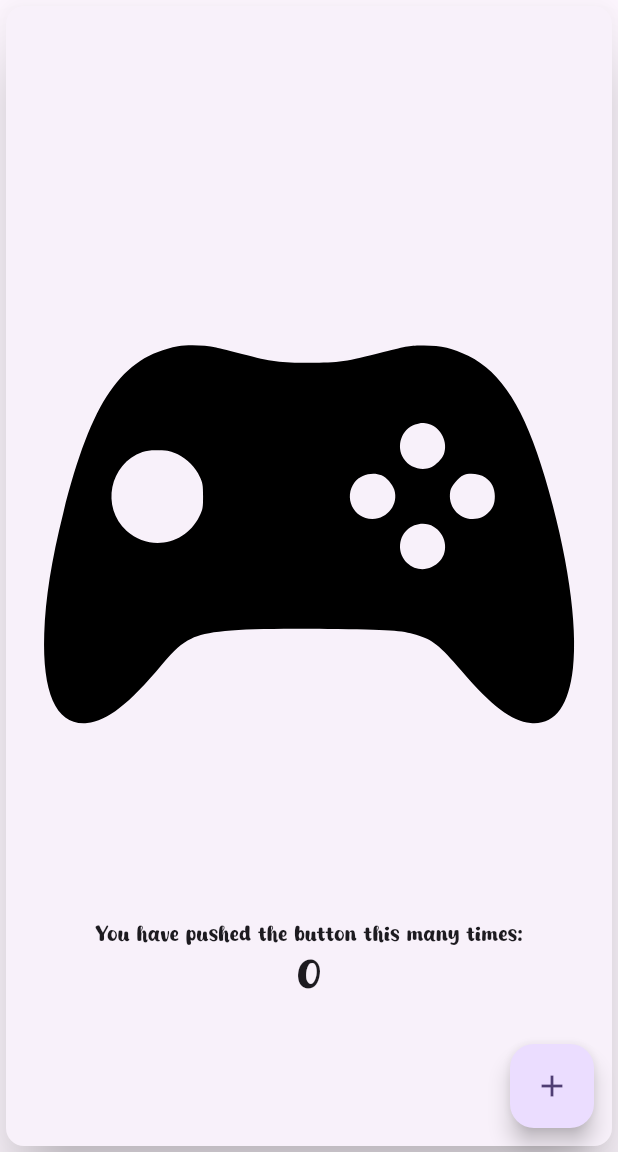
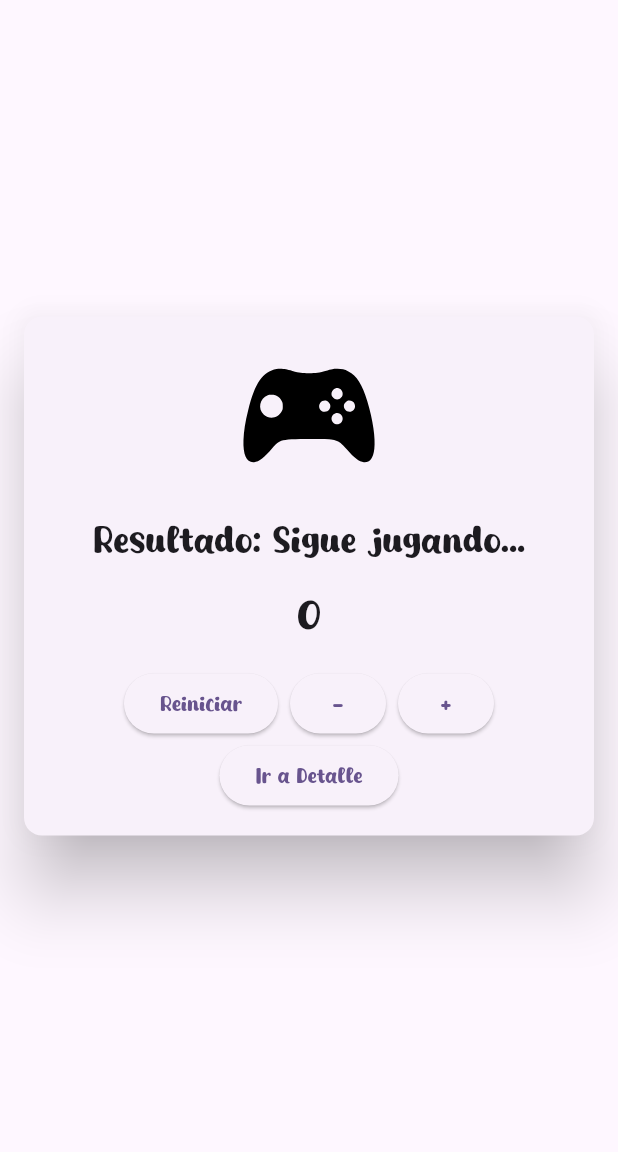
Before and after one commit to Chocoharu/3479A321_2022479044, a Flutter app: the screen it shows after launch, on a phone screen of 412 x 824 dp, the part 84-1236 px from its top. Run offline on Flutter 3.47's test engine with Material 3 defaults, Android fonts, the phone set to English and light mode, and no system bars; our stand-ins replace flutter_svg, logger.

Commit message:
Laboratorio 3 terminado

```diff
--- a/lib/pages/home_page.dart
+++ b/lib/pages/home_page.dart
@@ -1,20 +1,13 @@
 import 'package:flutter/material.dart';
 import 'package:logger/logger.dart';
 import 'package:flutter_svg/flutter_svg.dart';
+import 'detail_page.dart';
+//import 'about_page.dart';
 
 final logger = Logger();
 
 class MyHomePage extends StatefulWidget {
   const MyHomePage({super.key, required this.title});
-
-  // This widget is the home page of your application. It is stateful, meaning
-  // that it has a State object (defined below) that contains fields that affect
-  // how it looks.
-
-  // This class is the configuration for the state. It holds the values (in this
-  // case the title) provided by the parent (in this case the App widget) and
-  // used by the build method of the State. Fields in a Widget subclass are
-  // always marked "final".
 
   final String title;
 
@@ -27,77 +20,124 @@ class _MyHomePageState extends State<MyHomePage> {
 
   void _incrementCounter() {
     setState(() {
-      // This call to setState tells the Flutter framework that something has
-      // changed in this State, which causes it to rerun the build method below
-      // so that the display can reflect the updated values. If we changed
-      // _counter without calling setState(), then the build method would not be
-      // called again, and so nothing would appear to happen.
       _counter++;
     });
+  }
+  void _decrementCounter() {
+    setState(() {
+      if (_counter > 0) _counter--;
+    });
+  }
+  void _resetCounter() {
+    setState(() {
+      _counter = 0;
+    });
+  }
+  String _getResultMessage() {
+    if (_counter >= 10) {
+      return 'Victoria';
+    } else if (_counter == 5) {
+      return 'Derrota';
+    } else {
+      return 'Sigue jugando...';
+    }
+  }
+  Widget _getResultIcon(){
+    if(_counter==5){
+      return SvgPicture.asset(
+        'asset/icons/Defeat.svg',
+        semanticsLabel: 'Acme Logo',
+        height: 100,
+      );
+    }else if(_counter >=10 )
+    {
+      return  SvgPicture.asset(
+        'asset/icons/Victory.svg',
+        semanticsLabel: 'Acme Logo',
+        height: 100,
+      );
+    }else{
+      return SvgPicture.asset(
+        'asset/icons/GameIcon.svg',
+        semanticsLabel: 'Acme Logo',
+        height: 100,
+      );
+    }
   }
 
     @override
   Widget build(BuildContext context) {
     logger.i("MyHomePage is working!");
-    // This method is rerun every time setState is called, for instance as done
-    // by the _incrementCounter method above.
-    //
-    // The Flutter framework has been optimized to make rerunning build methods
-    // fast, so that you can just rebuild anything that needs updating rather
-    // than having to individually change instances of widgets.
     return Scaffold(
       appBar: AppBar(
-        // TRY THIS: Try changing the color here to a specific color (to
-        // Colors.amber, perhaps?) and trigger a hot reload to see the AppBar
-        // change color while the other colors stay the same.
         backgroundColor: Theme.of(context).colorScheme.inversePrimary,
-        // Here we take the value from the MyHomePage object that was created by
-        // the App.build method, and use it to set our appbar title.
         title: Text(widget.title),
       ),
       body: Center(
-        // Center is a layout widget. It takes a single child and positions it
-        // in the middle of the parent.
         child: Card(
           elevation: 20,
+          margin: const EdgeInsets.all(16.0),
+          child: Padding(
+            padding: const EdgeInsets.all(16.0),
             child: Column(
-
-            // Column is also a layout widget. It takes a list of children and
-            // arranges them vertically. By default, it sizes itself to fit its
-            // children horizontally, and tries to be as tall as its parent.
-            //
-            // Column has various properties to control how it sizes itself and
-            // how it positions its children. Here we use mainAxisAlignment to
-            // center the children vertically; the main axis here is the vertical
-            // axis because Columns are vertical (the cross axis would be
-            // horizontal).
-            //
-            // TRY THIS: Invoke "debug painting" (choose the "Toggle Debug Paint"
-            // action in the IDE, or press "p" in the console), to see the
-            // wireframe for each widget.
-            mainAxisAlignment: MainAxisAlignment.center,
+              mainAxisSize: MainAxisSize.min,
               children: <Widget>[
-              SvgPicture.asset(
-                'asset/icons/GameIcon.svg',
-                semanticsLabel: 'Acme Logo'
+                _getResultIcon(),
+                const SizedBox(height: 16.0),
+                Text(
+                  'Resultado: ${_getResultMessage()}',
+                  style: const TextStyle(
+                    fontFamily: 'Choco Shake',
+                    fontSize: 24,
                   ),
-              const Text(
-                'You have pushed the button this many times:',
-                style: TextStyle( fontFamily: 'Choco Shake'),
                 ),
+                const SizedBox(height: 16.0),
                 Text(
                   '$_counter',
                   style: Theme.of(context).textTheme.headlineMedium,
                 ),
+                const SizedBox(height: 16.0),
+                Row(
+                  mainAxisAlignment: MainAxisAlignment.center,
+                  children: [
+                    ElevatedButton(
+                      onPressed: _resetCounter,
+                      child: const Text('Reiniciar'),
+                    ),
+                    const SizedBox(width: 8.0),
+                    ElevatedButton(
+                      onPressed: _decrementCounter,
+                      child: const Text('-'),
+                    ),
+                    const SizedBox(width: 8.0),
+
+                    ElevatedButton(
+                      onPressed: _incrementCounter,
+                      child: const Text('+'),
+                    ),
+                  ],
+                ),
+                Row(
+                  mainAxisAlignment: MainAxisAlignment.center,
+                  children: [
+                    ElevatedButton(
+                      onPressed: () {
+                        Navigator.push(
+                          context,
+                          MaterialPageRoute(
+                            builder: (context) => const DetailPage(),
+                          ),
+                        );
+                      },
+                      child: const Text('Ir a Detalle'),
+                      )
+                  ],
+                )
               ],
             ),
           ),
         ),
-      floatingActionButton: FloatingActionButton(
-        onPressed: _incrementCounter,
-        tooltip: 'Increment',
-        child: const Icon(Icons.add),
-      ), // This trailing comma makes auto-formatting nicer for build methods.
+      ),
     );
   }
 }
--- a/pubspec.yaml
+++ b/pubspec.yaml
@@ -65,6 +65,8 @@ flutter:
      #- images/a_dot_burr.jpeg
      #- images/a_dot_ham.jpeg
      - asset/icons/GameIcon.svg
+     - asset/icons/Victory.svg
+     - asset/icons/Defeat.svg
 
   # An image asset can refer to one or more resolution-specific "variants", see
   # https://flutter.dev/to/resolution-aware-images
```
Also changed, not shown: lib/main.dart (+0 -16 lines), lib/pages/about_page.dart (added, +43 -0 lines), lib/pages/detail_page.dart (added, +52 -0 lines), asset/icons/Defeat.svg (added), asset/icons/Victory.svg (added). Lines whose indentation alone changed are shown as unchanged.
